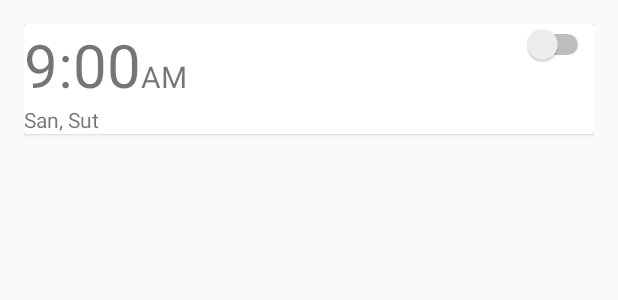
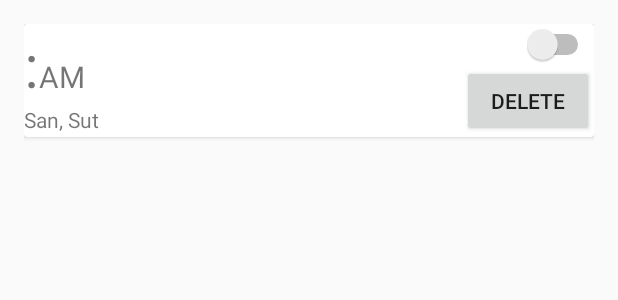
Before and after one commit to EugeneVasilevski/SmileAlarmClock, an Android app: the layout card_alarm_clock.xml on its own in the app's theme, with its tools: preview values and no code run, on a phone screen of 412 x 824 dp. Shown: the top 300 px of the screen. Run offline under Robolectric (Android 15) with nearby library versions, the phone set to English and light mode, and no system bars.

```diff
--- a/app/src/main/AndroidManifest.xml
+++ b/app/src/main/AndroidManifest.xml
@@ -12,7 +12,7 @@
         android:supportsRtl="true"
         android:theme="@style/AppTheme">
 
-        <activity android:name=".MainActivity">
+        <activity android:name=".AlarmClockListActivity">
             <intent-filter>
                 <action android:name="android.intent.action.MAIN" />
 
--- a/app/src/main/java/com/lis/smilealarmclock/AlarmClockTask.java
+++ b/app/src/main/java/com/lis/smilealarmclock/AlarmClockTask.java
@@ -7,8 +7,8 @@ import android.content.Context;
 import android.content.Intent;
 import android.content.pm.PackageManager;
 
-import java.util.ArrayList;
 import java.util.Calendar;
+import java.util.List;
 
 public class AlarmClockTask {
 
@@ -37,7 +37,7 @@ public class AlarmClockTask {
         //startTaskAfterReboot();
     }
 
-    public void startAll(ArrayList<AlarmClock> alarmClockList) {
+    public void startAll(List<AlarmClock> alarmClockList) {
         for (AlarmClock alarmClock : alarmClockList) {
             start(alarmClock);
         }
--- a/app/src/main/java/com/lis/smilealarmclock/AlarmClockTaskBootReceiver.java
+++ b/app/src/main/java/com/lis/smilealarmclock/AlarmClockTaskBootReceiver.java
@@ -4,7 +4,7 @@ import android.content.BroadcastReceiver;
 import android.content.Context;
 import android.content.Intent;
 
-import java.util.ArrayList;
+import java.util.List;
 
 public class AlarmClockTaskBootReceiver extends BroadcastReceiver {
 
@@ -20,7 +20,7 @@ public class AlarmClockTaskBootReceiver extends BroadcastReceiver {
             AlarmClockDatabase alarmClockDatabase = new AlarmClockDatabase(context);
 
             if (alarmClockDatabase.connection()) {
-                ArrayList<AlarmClock> alarmClockList = alarmClockDatabase.getAllActive();
+                List<AlarmClock> alarmClockList = alarmClockDatabase.getAllActive();
                 if (alarmClockList != null) {
                     new AlarmClockTask(context).startAll(alarmClockList);
                 }
--- a/app/src/main/res/layout/test.xml
+++ b/app/src/main/res/layout/card_alarm_clock.xml
@@ -7,11 +7,11 @@
 
     <android.support.v7.widget.CardView
         xmlns:card_view="http://schemas.android.com/apk/res-auto"
+        android:id="@+id/card_view"
         android:layout_width="match_parent"
         android:layout_height="wrap_content">
 
         <RelativeLayout
-            android:id="@+id/card_view"
             android:layout_width="match_parent"
             android:layout_height="match_parent">
 
@@ -22,12 +22,25 @@
                 android:orientation="horizontal">
 
                 <TextView
+                    android:id="@+id/hour"
                     android:layout_width="wrap_content"
                     android:layout_height="wrap_content"
-                    android:text="9:00"
                     android:textSize="40sp"/>
 
                 <TextView
+                    android:layout_width="wrap_content"
+                    android:layout_height="wrap_content"
+                    android:text=":"
+                    android:textSize="40sp"/>
+
+                <TextView
+                    android:id="@+id/minute"
+                    android:layout_width="wrap_content"
+                    android:layout_height="wrap_content"
+                    android:textSize="40sp"/>
+
+                <TextView
+                    android:id="@+id/period"
                     android:layout_width="wrap_content"
                     android:layout_height="wrap_content"
                     android:text="AM"
@@ -42,10 +55,18 @@
                 android:text="San, Sut" />
 
             <Switch
-                android:id="@+id/switch1"
+                android:id="@+id/alarm_activation"
                 android:layout_width="wrap_content"
                 android:layout_height="wrap_content"
                 android:layout_alignParentRight="true" />
+
+            <Button
+                android:id="@+id/delete"
+                android:layout_width="wrap_content"
+                android:layout_height="wrap_content"
+                android:layout_below="@+id/alarm_activation"
+                android:layout_alignRight="@+id/alarm_activation"
+                android:text="Delete"/>
         </RelativeLayout>
     </android.support.v7.widget.CardView>
 </LinearLayout>
```
Also changed, not shown: app/src/main/java/com/lis/smilealarmclock/AlarmClockActivity.java (deleted, +0 -13 lines), app/src/main/java/com/lis/smilealarmclock/AlarmClockDatabase.java (+6 -5 lines), app/src/main/java/com/lis/smilealarmclock/AlarmClockListActivity.java (added, +117 -0 lines), app/src/main/java/com/lis/smilealarmclock/MainActivity.java (+10 -11 lines), app/src/main/res/layout/activity_alarm_clock.xml (deleted, +0 -11 lines), app/src/main/res/layout/activity_alarm_clock_list.xml (added, +18 -0 lines).
